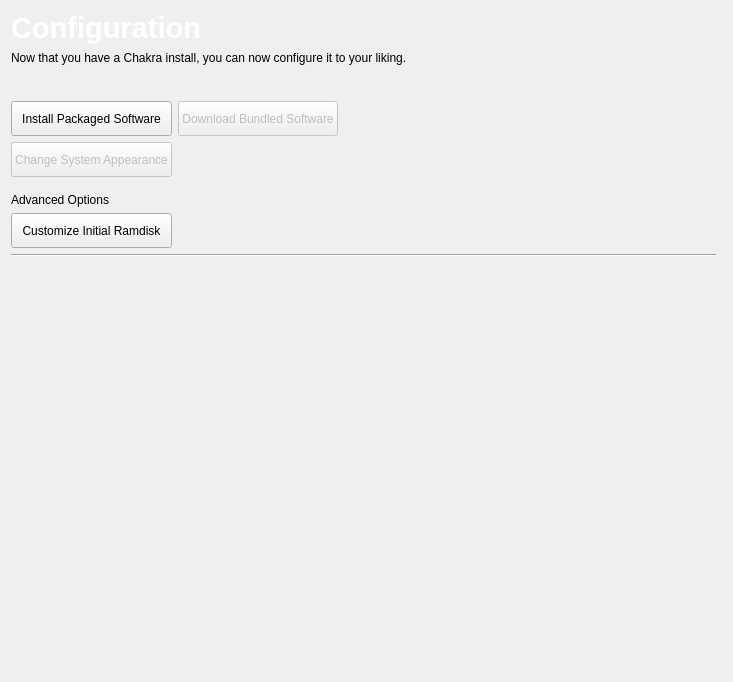
Old version of the form ui/pages/config.ui in the repository Inkane/Tribe.
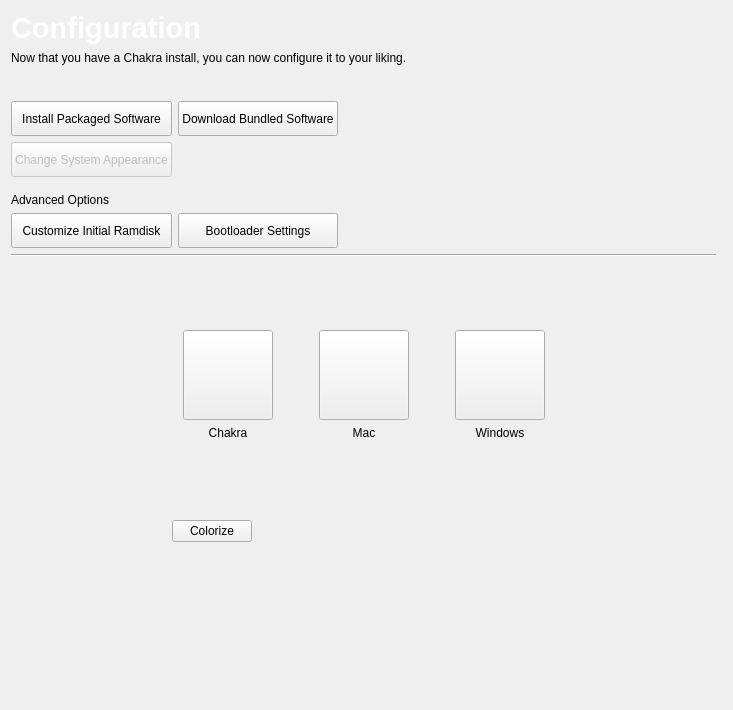
New version of the form. The open tabs and pages were chosen to show the change. Custom widgets are drawn as their Qt base class.

Commit message: move bootloader page into config page; cleanup; simplify; pkg installer screenshot stuff; pkg is installed? ui text; appearance page work;

```diff
--- a/ui/pages/config.ui
+++ b/ui/pages/config.ui
@@ -7,7 +7,7 @@
     <x>0</x>
     <y>0</y>
     <width>723</width>
-    <height>682</height>
+    <height>709</height>
    </rect>
   </property>
   <property name="windowTitle">
@@ -104,7 +104,7 @@
      <item row="0" column="1">
       <widget class="QPushButton" name="downloadBundlesButton">
        <property name="enabled">
-        <bool>false</bool>
+        <bool>true</bool>
        </property>
        <property name="minimumSize">
         <size>
@@ -199,7 +199,7 @@
        </property>
       </widget>
      </item>
-     <item row="2" column="0">
+     <item row="2" column="0" colspan="3">
       <spacer name="verticalSpacer_6">
        <property name="orientation">
         <enum>Qt::Vertical</enum>
@@ -215,6 +215,22 @@
        </property>
       </spacer>
      </item>
+     <item row="4" column="1">
+      <widget class="QPushButton" name="bootloaderSettingsButton">
+       <property name="minimumSize">
+        <size>
+         <width>0</width>
+         <height>35</height>
+        </size>
+       </property>
+       <property name="text">
+        <string>Bootloader Settings</string>
+       </property>
+       <property name="checkable">
+        <bool>true</bool>
+       </property>
+      </widget>
+     </item>
     </layout>
    </item>
    <item row="7" column="0">
@@ -742,7 +758,366 @@
        </item>
       </layout>
      </widget>
-     <widget class="QWidget" name="changeAppearancePage"/>
+     <widget class="QWidget" name="changeAppearancePage">
+      <layout class="QGridLayout" name="gridLayout_10">
+       <item row="0" column="0" colspan="5">
+        <layout class="QHBoxLayout" name="horizontalLayout_3">
+         <item>
+          <spacer name="horizontalSpacer_13">
+           <property name="orientation">
+            <enum>Qt::Horizontal</enum>
+           </property>
+           <property name="sizeHint" stdset="0">
+            <size>
+             <width>40</width>
+             <height>20</height>
+            </size>
+           </property>
+          </spacer>
+         </item>
+         <item>
+          <layout class="QGridLayout" name="gridLayout_9">
+           <item row="1" column="1">
+            <widget class="QLabel" name="label_5">
+             <property name="text">
+              <string>Chakra</string>
+             </property>
+             <property name="alignment">
+              <set>Qt::AlignCenter</set>
+             </property>
+            </widget>
+           </item>
+           <item row="0" column="1">
+            <widget class="QPushButton" name="linuxButton">
+             <property name="minimumSize">
+              <size>
+               <width>90</width>
+               <height>90</height>
+              </size>
+             </property>
+             <property name="maximumSize">
+              <size>
+               <width>90</width>
+               <height>90</height>
+              </size>
+             </property>
+             <property name="text">
+              <string/>
+             </property>
+            </widget>
+           </item>
+           <item row="0" column="3">
+            <widget class="QPushButton" name="macButton">
+             <property name="minimumSize">
+              <size>
+               <width>90</width>
+               <height>90</height>
+              </size>
+             </property>
+             <property name="maximumSize">
+              <size>
+               <width>90</width>
+               <height>90</height>
+              </size>
+             </property>
+             <property name="text">
+              <string/>
+             </property>
+            </widget>
+           </item>
+           <item row="1" column="3">
+            <widget class="QLabel" name="label_6">
+             <property name="text">
+              <string>Mac</string>
+             </property>
+             <property name="alignment">
+              <set>Qt::AlignCenter</set>
+             </property>
+            </widget>
+           </item>
+           <item row="0" column="5">
+            <widget class="QPushButton" name="windowsButton">
+             <property name="minimumSize">
+              <size>
+               <width>90</width>
+               <height>90</height>
+              </size>
+             </property>
+             <property name="maximumSize">
+              <size>
+               <width>90</width>
+               <height>90</height>
+              </size>
+             </property>
+             <property name="text">
+              <string/>
+             </property>
+            </widget>
+           </item>
+           <item row="1" column="5">
+            <widget class="QLabel" name="label_7">
+             <property name="text">
+              <string>Windows</string>
+             </property>
+             <property name="alignment">
+              <set>Qt::AlignCenter</set>
+             </property>
+            </widget>
+           </item>
+           <item row="0" column="2" rowspan="2">
+            <spacer name="horizontalSpacer_11">
+             <property name="orientation">
+              <enum>Qt::Horizontal</enum>
+             </property>
+             <property name="sizeHint" stdset="0">
+              <size>
+               <width>40</width>
+               <height>20</height>
+              </size>
+             </property>
+            </spacer>
+           </item>
+           <item row="0" column="4" rowspan="2">
+            <spacer name="horizontalSpacer_12">
+             <property name="orientation">
+              <enum>Qt::Horizontal</enum>
+             </property>
+             <property name="sizeHint" stdset="0">
+              <size>
+               <width>40</width>
+               <height>20</height>
+              </size>
+             </property>
+            </spacer>
+           </item>
+           <item row="0" column="0" rowspan="2">
+            <spacer name="horizontalSpacer">
+             <property name="orientation">
+              <enum>Qt::Horizontal</enum>
+             </property>
+             <property name="sizeHint" stdset="0">
+              <size>
+               <width>40</width>
+               <height>20</height>
+              </size>
+             </property>
+            </spacer>
+           </item>
+           <item row="0" column="6" rowspan="2">
+            <spacer name="horizontalSpacer_10">
+             <property name="orientation">
+              <enum>Qt::Horizontal</enum>
+             </property>
+             <property name="sizeHint" stdset="0">
+              <size>
+               <width>40</width>
+               <height>20</height>
+              </size>
+             </property>
+            </spacer>
+           </item>
+          </layout>
+         </item>
+         <item>
+          <spacer name="horizontalSpacer_14">
+           <property name="orientation">
+            <enum>Qt::Horizontal</enum>
+           </property>
+           <property name="sizeHint" stdset="0">
+            <size>
+             <width>40</width>
+             <height>20</height>
+            </size>
+           </property>
+          </spacer>
+         </item>
+        </layout>
+       </item>
+       <item row="2" column="1">
+        <widget class="QPushButton" name="colorizeButton">
+         <property name="text">
+          <string>Colorize</string>
+         </property>
+        </widget>
+       </item>
+       <item row="3" column="1">
+        <spacer name="verticalSpacer_15">
+         <property name="orientation">
+          <enum>Qt::Vertical</enum>
+         </property>
+         <property name="sizeHint" stdset="0">
+          <size>
+           <width>20</width>
+           <height>40</height>
+          </size>
+         </property>
+        </spacer>
+       </item>
+       <item row="4" column="1">
+        <spacer name="verticalSpacer_16">
+         <property name="orientation">
+          <enum>Qt::Vertical</enum>
+         </property>
+         <property name="sizeHint" stdset="0">
+          <size>
+           <width>20</width>
+           <height>40</height>
+          </size>
+         </property>
+        </spacer>
+       </item>
+       <item row="1" column="1">
+        <spacer name="verticalSpacer_17">
+         <property name="orientation">
+          <enum>Qt::Vertical</enum>
+         </property>
+         <property name="sizeHint" stdset="0">
+          <size>
+           <width>20</width>
+           <height>40</height>
+          </size>
+         </property>
+        </spacer>
+       </item>
+       <item row="2" column="0">
+        <spacer name="horizontalSpacer_15">
+         <property name="orientation">
+          <enum>Qt::Horizontal</enum>
+         </property>
+         <property name="sizeHint" stdset="0">
+          <size>
+           <width>40</width>
+           <height>20</height>
+          </size>
+         </property>
+        </spacer>
+       </item>
+       <item row="2" column="4">
+        <spacer name="horizontalSpacer_16">
+         <property name="orientation">
+          <enum>Qt::Horizontal</enum>
+         </property>
+         <property name="sizeHint" stdset="0">
+          <size>
+           <width>40</width>
+           <height>20</height>
+          </size>
+         </property>
+        </spacer>
+       </item>
+       <item row="2" column="3">
+        <spacer name="horizontalSpacer_17">
+         <property name="orientation">
+          <enum>Qt::Horizontal</enum>
+         </property>
+         <property name="sizeHint" stdset="0">
+          <size>
+           <width>40</width>
+           <height>20</height>
+          </size>
+         </property>
+        </spacer>
+       </item>
+       <item row="2" column="2">
+        <spacer name="horizontalSpacer_18">
+         <property name="orientation">
+          <enum>Qt::Horizontal</enum>
+         </property>
+         <property name="sizeHint" stdset="0">
+          <size>
+           <width>40</width>
+           <height>20</height>
+          </size>
+         </property>
+        </spacer>
+       </item>
+      </layout>
+     </widget>
+     <widget class="QWidget" name="screenshotPage">
+      <layout class="QGridLayout" name="gridLayout_8">
+       <item row="0" column="1">
+        <widget class="QLabel" name="screenshotLabel">
+         <property name="sizePolicy">
+          <sizepolicy hsizetype="Fixed" vsizetype="Fixed">
+           <horstretch>0</horstretch>
+           <verstretch>0</verstretch>
+          </sizepolicy>
+         </property>
+         <property name="minimumSize">
+          <size>
+           <width>480</width>
+           <height>360</height>
+          </size>
+         </property>
+         <property name="maximumSize">
+          <size>
+           <width>480</width>
+           <height>360</height>
+          </size>
+         </property>
+         <property name="text">
+          <string/>
+         </property>
+         <property name="scaledContents">
+          <bool>true</bool>
+         </property>
+        </widget>
+       </item>
+       <item row="0" column="0">
+        <spacer name="horizontalSpacer_19">
+         <property name="orientation">
+          <enum>Qt::Horizontal</enum>
+         </property>
+         <property name="sizeHint" stdset="0">
+          <size>
+           <width>40</width>
+           <height>20</height>
+          </size>
+         </property>
+        </spacer>
+       </item>
+       <item row="0" column="2">
+        <spacer name="horizontalSpacer_20">
+         <property name="orientation">
+          <enum>Qt::Horizontal</enum>
+         </property>
+         <property name="sizeHint" stdset="0">
+          <size>
+           <width>40</width>
+           <height>20</height>
+          </size>
+         </property>
+        </spacer>
+       </item>
+      </layout>
+     </widget>
+     <widget class="QWidget" name="bootloaderPage">
+      <layout class="QGridLayout" name="gridLayout_11">
+       <item row="0" column="0">
+        <widget class="QCheckBox" name="bootloaderCheckBox">
+         <property name="text">
+          <string>Install GRUB</string>
+         </property>
+         <property name="checked">
+          <bool>true</bool>
+         </property>
+        </widget>
+       </item>
+       <item row="1" column="0">
+        <spacer name="verticalSpacer_19">
+         <property name="orientation">
+          <enum>Qt::Vertical</enum>
+         </property>
+         <property name="sizeHint" stdset="0">
+          <size>
+           <width>20</width>
+           <height>40</height>
+          </size>
+         </property>
+        </spacer>
+       </item>
+      </layout>
+     </widget>
      <widget class="QWidget" name="progressPage">
       <layout class="QVBoxLayout" name="verticalLayout">
        <item>
```
Left out of the diff: 100 changed lines with no effect on the pictures. The commit also changes 5 other files.
